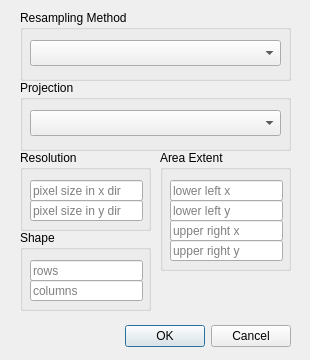
Qt form uwsift/ui/resample_dialog.ui (ssec/sift) before a commit.
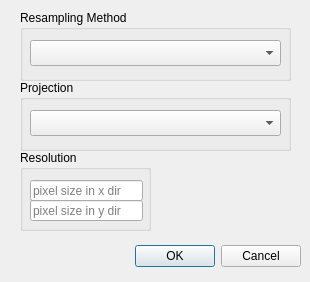
The same form after that commit.

Commit message: Limited configurable resample params

Diff of the .ui file:
```diff
--- a/uwsift/ui/resample_dialog.ui
+++ b/uwsift/ui/resample_dialog.ui
@@ -7,7 +7,7 @@
     <x>0</x>
     <y>0</y>
     <width>310</width>
-    <height>360</height>
+    <height>282</height>
    </rect>
   </property>
   <property name="windowTitle">
@@ -16,8 +16,8 @@
   <widget class="QDialogButtonBox" name="buttonBox">
    <property name="geometry">
     <rect>
-     <x>120</x>
-     <y>320</y>
+     <x>130</x>
+     <y>240</y>
      <width>171</width>
      <height>32</height>
     </rect>
@@ -29,71 +29,6 @@
     <set>QDialogButtonBox::Cancel|QDialogButtonBox::Ok</set>
    </property>
   </widget>
-  <widget class="QGroupBox" name="areaExGroupBox">
-   <property name="geometry">
-    <rect>
-     <x>160</x>
-     <y>150</y>
-     <width>131</width>
-     <height>121</height>
-    </rect>
-   </property>
-   <property name="title">
-    <string>Area Extent</string>
-   </property>
-   <widget class="QLineEdit" name="areaExUpperRightYLineEdit">
-    <property name="geometry">
-     <rect>
-      <x>10</x>
-      <y>90</y>
-      <width>113</width>
-      <height>21</height>
-     </rect>
-    </property>
-    <property name="placeholderText">
-     <string>upper right y</string>
-    </property>
-   </widget>
-   <widget class="QLineEdit" name="areaExLowerLeftYLineEdit">
-    <property name="geometry">
-     <rect>
-      <x>10</x>
-      <y>50</y>
-      <width>113</width>
-      <height>21</height>
-     </rect>
-    </property>
-    <property name="placeholderText">
-     <string>lower left y</string>
-    </property>
-   </widget>
-   <widget class="QLineEdit" name="areaExLowerLeftXLineEdit">
-    <property name="geometry">
-     <rect>
-      <x>10</x>
-      <y>30</y>
-      <width>113</width>
-      <height>21</height>
-     </rect>
-    </property>
-    <property name="placeholderText">
-     <string>lower left x</string>
-    </property>
-   </widget>
-   <widget class="QLineEdit" name="areaExUpperRightXLineEdit">
-    <property name="geometry">
-     <rect>
-      <x>10</x>
-      <y>70</y>
-      <width>113</width>
-      <height>21</height>
-     </rect>
-    </property>
-    <property name="placeholderText">
-     <string>upper right x</string>
-    </property>
-   </widget>
-  </widget>
   <widget class="QGroupBox" name="resGroupBox">
    <property name="geometry">
     <rect>
@@ -136,51 +71,6 @@
     </property>
    </widget>
   </widget>
-  <widget class="QGroupBox" name="shapeGroupBox">
-   <property name="geometry">
-    <rect>
-     <x>20</x>
-     <y>230</y>
-     <width>131</width>
-     <height>81</height>
-    </rect>
-   </property>
-   <property name="title">
-    <string>Shape</string>
-   </property>
-   <widget class="QLineEdit" name="shapeYLineEdit">
-    <property name="geometry">
-     <rect>
-      <x>10</x>
-      <y>50</y>
-      <width>113</width>
-      <height>21</height>
-     </rect>
-    </property>
-    <property name="text">
-     <string/>
-    </property>
-    <property name="placeholderText">
-     <string>columns</string>
-    </property>
-   </widget>
-   <widget class="QLineEdit" name="shapeXLineEdit">
-    <property name="geometry">
-     <rect>
-      <x>10</x>
-      <y>30</y>
-      <width>113</width>
-      <height>21</height>
-     </rect>
-    </property>
-    <property name="text">
-     <string/>
-    </property>
-    <property name="placeholderText">
-     <string>rows</string>
-    </property>
-   </widget>
-  </widget>
   <widget class="QGroupBox" name="resamplingMethodGroupBox">
    <property name="geometry">
     <rect>
```
The commit also changes 5 other files.
